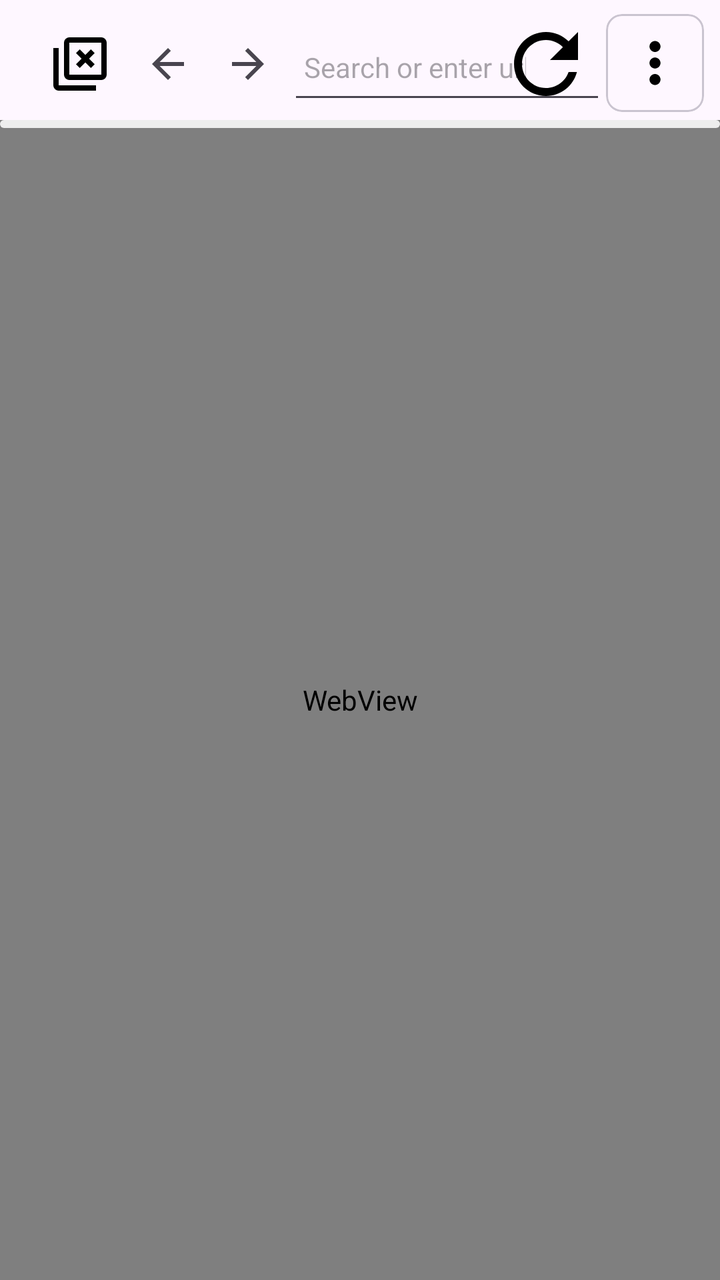
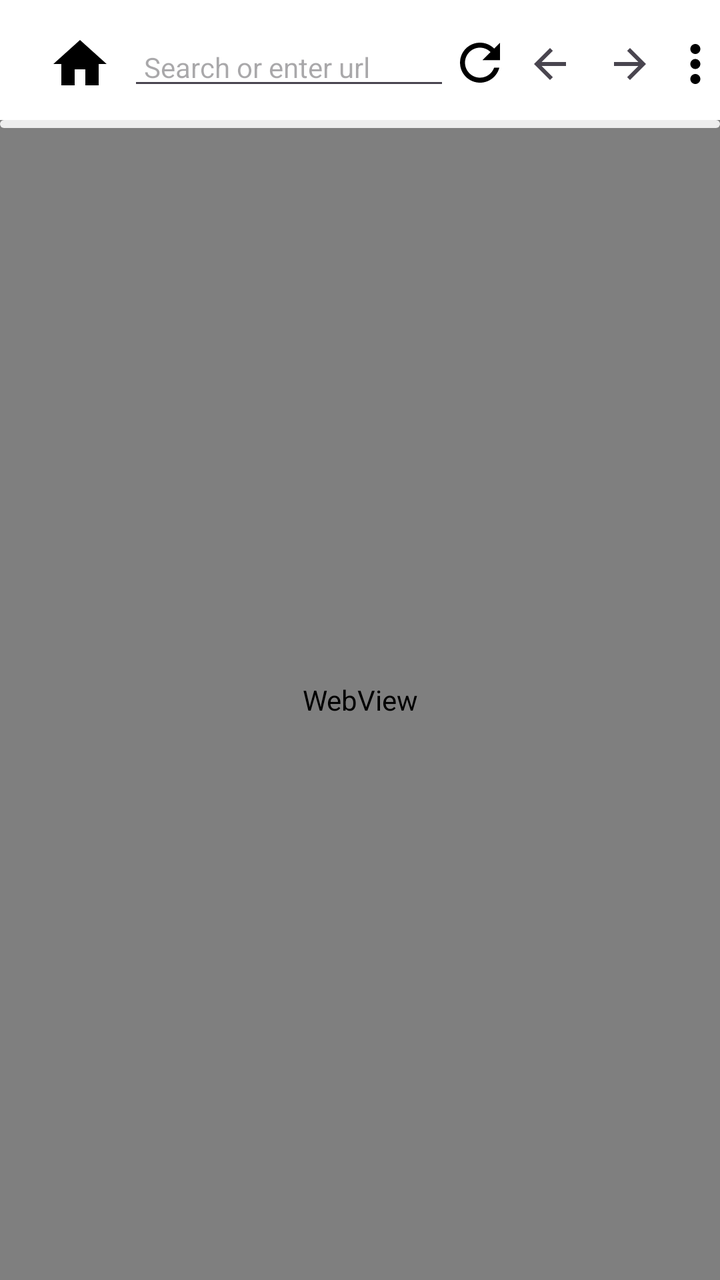

Compare the two renders of this Android layout. The source of the first and the diff that turns it into the second are given below.
<!-- AndroidManifest.xml: application theme Theme.Video_downloader_xxx -->
<!-- res/layout/fragment_web_tab.xml -->
<?xml version="1.0" encoding="utf-8"?>
<androidx.coordinatorlayout.widget.CoordinatorLayout xmlns:android="http://schemas.android.com/apk/res/android"
    xmlns:app="http://schemas.android.com/apk/res-auto"
    android:id="@+id/containerBrowser"
    android:layout_width="match_parent"
    android:layout_height="match_parent"
    android:clipChildren="false"
    android:orientation="vertical">

    <com.google.android.material.appbar.AppBarLayout
        android:id="@+id/appBarLayout"
        android:layout_width="match_parent"
        android:layout_height="wrap_content">

        <com.google.android.material.appbar.MaterialToolbar
            android:id="@+id/toolBar"
            android:layout_width="match_parent"
            android:layout_height="wrap_content"
            app:layout_scrollFlags="scroll|enterAlways|snap">

            <androidx.constraintlayout.widget.ConstraintLayout
                android:layout_width="match_parent"
                android:layout_height="match_parent">

                <LinearLayout
                    android:id="@+id/btnBlock"
                    android:layout_width="wrap_content"
                    android:layout_height="wrap_content"
                    android:gravity="center"
                    android:orientation="horizontal"
                    app:layout_constraintBottom_toBottomOf="parent"
                    app:layout_constraintStart_toStartOf="parent"
                    app:layout_constraintTop_toTopOf="parent">

                    <com.google.android.material.imageview.ShapeableImageView
                        android:id="@+id/ivCloseTab"
                        android:layout_width="48dp"
                        android:layout_height="48dp"
                        android:adjustViewBounds="true"
                        android:contentDescription="home"
                        android:padding="8dp"
                        android:scaleType="centerCrop"
                        app:srcCompat="@drawable/tab_close" />

                    <com.google.android.material.imageview.ShapeableImageView
                        android:id="@+id/ivGoBack"
                        android:layout_width="40dp"
                        android:layout_height="40dp"
                        android:adjustViewBounds="true"
                        android:contentDescription="home"
                        android:padding="8dp"
                        android:scaleType="centerCrop"
                        app:srcCompat="@drawable/arrow_back" />

                    <com.google.android.material.imageview.ShapeableImageView
                        android:id="@+id/ivGoForward"
                        android:layout_width="40dp"
                        android:layout_height="40dp"
                        android:adjustViewBounds="true"
                        android:contentDescription="home"
                        android:padding="8dp"
                        android:scaleType="centerCrop"
                        app:srcCompat="@drawable/arrow_forward" />
                </LinearLayout>

                <com.google.android.material.textfield.MaterialAutoCompleteTextView
                    android:id="@+id/edtSearch"
                    android:layout_width="0dp"
                    android:layout_height="50dp"
                    android:hint="Search or enter url"
                    android:paddingStart="8dp"
                    android:paddingEnd="40dp"
                    android:singleLine="true"
                    android:textSize="14sp"
                    app:layout_constraintEnd_toStartOf="@id/browserMenuContainer"
                    app:layout_constraintStart_toEndOf="@id/btnBlock"
                    app:layout_constraintTop_toTopOf="parent" />

                <com.google.android.material.imageview.ShapeableImageView
                    android:id="@+id/ivRefresh"
                    android:layout_width="48dp"
                    android:layout_height="48dp"
                    android:adjustViewBounds="true"
                    android:paddingEnd="12dp"
                    android:scaleType="centerCrop"
                    app:layout_constraintBottom_toBottomOf="parent"
                    app:layout_constraintEnd_toEndOf="@id/edtSearch"
                    app:layout_constraintTop_toTopOf="parent"
                    app:layout_constraintVertical_bias="0.466"
                    app:srcCompat="@drawable/ic_refresh" />

                <com.google.android.material.card.MaterialCardView
                    android:id="@+id/browserMenuContainer"
                    android:layout_width="wrap_content"
                    android:layout_height="wrap_content"
                    android:layout_marginEnd="8dp"
                    android:elevation="0dp"
                    app:cardCornerRadius="8dp"
                    app:layout_constraintBottom_toBottomOf="parent"
                    app:layout_constraintEnd_toEndOf="parent"
                    app:layout_constraintRight_toRightOf="parent"
                    app:layout_constraintTop_toTopOf="parent"
                    app:layout_constraintVertical_bias="0">

                    <androidx.appcompat.widget.AppCompatImageView
                        android:id="@+id/btnBrowserMenu"
                        android:layout_width="49dp"
                        android:layout_height="49dp"
                        android:contentDescription="menu"
                        android:padding="8dp"
                        app:srcCompat="@drawable/ic_more" />
                </com.google.android.material.card.MaterialCardView>
            </androidx.constraintlayout.widget.ConstraintLayout>
        </com.google.android.material.appbar.MaterialToolbar>
    </com.google.android.material.appbar.AppBarLayout>

    <FrameLayout
        android:layout_width="match_parent"
        android:layout_height="match_parent"
        android:layout_marginTop="60dp">

        <WebView
            android:id="@+id/webViewContainer"
            android:layout_width="match_parent"
            android:layout_height="match_parent"
            android:orientation="horizontal" />

        <ProgressBar
            android:id="@+id/progressBar"
            android:max="100"
            android:layout_gravity="top"
            android:indeterminate="false"
            style="@style/Widget.AppCompat.ProgressBar.Horizontal"
            android:progress="0"
            android:progressDrawable="@drawable/progress_bar_style"
            android:layout_width="match_parent"
            android:layout_height="4dp"/>

    </FrameLayout>

    <com.google.android.material.floatingactionbutton.FloatingActionButton
        android:id="@+id/fabDownload"
        android:layout_width="wrap_content"
        android:layout_height="wrap_content"
        android:layout_margin="16dp"
        android:contentDescription="Download Video"
        android:src="@drawable/ic_download"
        android:visibility="gone"
        app:layout_anchor="@id/webViewContainer"
        app:layout_anchorGravity="bottom|end" />
</androidx.coordinatorlayout.widget.CoordinatorLayout>
<!-- resources referenced by this layout -->
<resources>
  <!-- drawable arrow_back (drawable) -->
  <vector xmlns:android="http://schemas.android.com/apk/res/android"
      android:width="24dp"
      android:height="24dp"
      android:viewportWidth="960"
      android:viewportHeight="960"
      android:tint="?attr/colorControlNormal"
      android:autoMirrored="true">
      <path
          android:fillColor="@android:color/white"
          android:pathData="M313,520L537,744L480,800L160,480L480,160L537,216L313,440L800,440L800,520L313,520Z"/>
  </vector>
  <!-- drawable arrow_forward (drawable) -->
  <vector xmlns:android="http://schemas.android.com/apk/res/android"
      android:width="24dp"
      android:height="24dp"
      android:viewportWidth="960"
      android:viewportHeight="960"
      android:tint="?attr/colorControlNormal"
      android:autoMirrored="true">
      <path
          android:fillColor="@android:color/white"
          android:pathData="M647,520L160,520L160,440L647,440L423,216L480,160L800,480L480,800L423,744L647,520Z"/>
  </vector>
  <!-- drawable ic_more (drawable) -->
  <vector xmlns:android="http://schemas.android.com/apk/res/android"
      android:width="24dp"
      android:height="24dp"
      android:viewportWidth="24.0"
      android:viewportHeight="24.0">
      <path
          android:fillColor="@color/black"
          android:pathData="M12,8c1.1,0 2,-0.9 2,-2s-0.9,-2 -2,-2 -2,0.9 -2,2 0.9,2 2,2zM12,10c-1.1,0 -2,0.9 -2,2s0.9,2 2,2 2,-0.9 2,-2 -0.9,-2 -2,-2zM12,16c-1.1,0 -2,0.9 -2,2s0.9,2 2,2 2,-0.9 2,-2 -0.9,-2 -2,-2z"/>
  </vector>
  <!-- drawable ic_refresh (drawable) -->
  <vector xmlns:android="http://schemas.android.com/apk/res/android" android:height="24dp" android:tint="#000000" android:viewportHeight="24" android:viewportWidth="24" android:width="24dp">
        
      <path android:fillColor="@android:color/white" android:pathData="M17.65,6.35C16.2,4.9 14.21,4 12,4c-4.42,0 -7.99,3.58 -7.99,8s3.57,8 7.99,8c3.73,0 6.84,-2.55 7.73,-6h-2.08c-0.82,2.33 -3.04,4 -5.65,4 -3.31,0 -6,-2.69 -6,-6s2.69,-6 6,-6c1.66,0 3.14,0.69 4.22,1.78L13,11h7V4l-2.35,2.35z"/>
      
  </vector>
  <!-- drawable progress_bar_style (drawable) -->
  <layer-list xmlns:android="http://schemas.android.com/apk/res/android">
      <item android:id="@android:id/background">
          <shape>
              <corners android:radius="2dp"/>
              <solid android:color="#EEEEEE"/>
          </shape>
      </item>
  
      <item android:id="@android:id/progress">
          <clip>
              <shape>
                  <corners android:radius="2dp"/>
                  <solid android:color="#03A9F4"/> 
              </shape>
          </clip>
      </item>
  </layer-list>
  <!-- drawable tab_close (drawable) -->
  <vector xmlns:android="http://schemas.android.com/apk/res/android"
      android:width="24dp"
      android:height="24dp"
      android:viewportWidth="960"
      android:viewportHeight="960"
      android:tint="@color/black">
      <path
          android:fillColor="@android:color/white"
          android:pathData="M476,540L560,456L644,540L700,484L616,400L700,316L644,260L560,344L476,260L420,316L504,400L420,484L476,540ZM320,720Q287,720 263.5,696.5Q240,673 240,640L240,160Q240,127 263.5,103.5Q287,80 320,80L800,80Q833,80 856.5,103.5Q880,127 880,160L880,640Q880,673 856.5,696.5Q833,720 800,720L320,720ZM320,640L800,640Q800,640 800,640Q800,640 800,640L800,160Q800,160 800,160Q800,160 800,160L320,160Q320,160 320,160Q320,160 320,160L320,640Q320,640 320,640Q320,640 320,640ZM160,880Q127,880 103.5,856.5Q80,833 80,800L80,240L160,240L160,800Q160,800 160,800Q160,800 160,800L720,800L720,880L160,880ZM320,160L320,160Q320,160 320,160Q320,160 320,160L320,640Q320,640 320,640Q320,640 320,640L320,640Q320,640 320,640Q320,640 320,640L320,160Q320,160 320,160Q320,160 320,160Z"/>
  </vector>
  <style name="Theme.Video_downloader_xxx" parent="Base.Theme.Video_downloader_xxx" />
  <color name="black">#FF000000</color>
  <style name="Base.Theme.Video_downloader_xxx" parent="Theme.Material3.DayNight.NoActionBar">
          
          
      </style>
  <!-- unchanged entries left out for length: 1 -->
</resources>

<!-- the commit's change to res/layout/fragment_web_tab.xml (unified diff, before → after) -->
@@ -10,7 +10,9 @@
     <com.google.android.material.appbar.AppBarLayout
         android:id="@+id/appBarLayout"
         android:layout_width="match_parent"
-        android:layout_height="wrap_content">
+        android:layout_height="wrap_content"
+        android:elevation="4dp"
+        android:background="@color/white">
 
         <com.google.android.material.appbar.MaterialToolbar
             android:id="@+id/toolBar"
@@ -22,94 +24,81 @@
                 android:layout_width="match_parent"
                 android:layout_height="match_parent">
 
-                <LinearLayout
-                    android:id="@+id/btnBlock"
-                    android:layout_width="wrap_content"
-                    android:layout_height="wrap_content"
-                    android:gravity="center"
-                    android:orientation="horizontal"
+                <com.google.android.material.imageview.ShapeableImageView
+                    android:id="@+id/ivCloseTab"
+                    android:layout_width="48dp"
+                    android:layout_height="48dp"
+                    android:adjustViewBounds="true"
+                    android:contentDescription="home"
+                    android:padding="8dp"
+                    android:scaleType="centerCrop"
                     app:layout_constraintBottom_toBottomOf="parent"
                     app:layout_constraintStart_toStartOf="parent"
-                    app:layout_constraintTop_toTopOf="parent">
-
-                    <com.google.android.material.imageview.ShapeableImageView
-                        android:id="@+id/ivCloseTab"
-                        android:layout_width="48dp"
-                        android:layout_height="48dp"
-                        android:adjustViewBounds="true"
-                        android:contentDescription="home"
-                        android:padding="8dp"
-                        android:scaleType="centerCrop"
-                        app:srcCompat="@drawable/tab_close" />
-
-                    <com.google.android.material.imageview.ShapeableImageView
-                        android:id="@+id/ivGoBack"
-                        android:layout_width="40dp"
-                        android:layout_height="40dp"
-                        android:adjustViewBounds="true"
-                        android:contentDescription="home"
-                        android:padding="8dp"
-                        android:scaleType="centerCrop"
-                        app:srcCompat="@drawable/arrow_back" />
-
-                    <com.google.android.material.imageview.ShapeableImageView
-                        android:id="@+id/ivGoForward"
-                        android:layout_width="40dp"
-                        android:layout_height="40dp"
-                        android:adjustViewBounds="true"
-                        android:contentDescription="home"
-                        android:padding="8dp"
-                        android:scaleType="centerCrop"
-                        app:srcCompat="@drawable/arrow_forward" />
-                </LinearLayout>
+                    app:layout_constraintTop_toTopOf="parent"
+                    app:srcCompat="@drawable/ic_home" />
 
                 <com.google.android.material.textfield.MaterialAutoCompleteTextView
                     android:id="@+id/edtSearch"
                     android:layout_width="0dp"
-                    android:layout_height="50dp"
+                    android:layout_height="wrap_content"
                     android:hint="Search or enter url"
                     android:paddingStart="8dp"
                     android:paddingEnd="40dp"
                     android:singleLine="true"
                     android:textSize="14sp"
-                    app:layout_constraintEnd_toStartOf="@id/browserMenuContainer"
-                    app:layout_constraintStart_toEndOf="@id/btnBlock"
-                    app:layout_constraintTop_toTopOf="parent" />
+                    app:layout_constraintBottom_toBottomOf="@id/ivCloseTab"
+                    app:layout_constraintStart_toEndOf="@id/ivCloseTab"
+                    app:layout_constraintTop_toTopOf="@id/ivCloseTab" />
 
                 <com.google.android.material.imageview.ShapeableImageView
                     android:id="@+id/ivRefresh"
-                    android:layout_width="48dp"
-                    android:layout_height="48dp"
+                    android:layout_width="30dp"
+                    android:layout_height="30dp"
                     android:adjustViewBounds="true"
-                    android:paddingEnd="12dp"
                     android:scaleType="centerCrop"
-                    app:layout_constraintBottom_toBottomOf="parent"
-                    app:layout_constraintEnd_toEndOf="@id/edtSearch"
-                    app:layout_constraintTop_toTopOf="parent"
+                    app:layout_constraintBottom_toBottomOf="@id/ivCloseTab"
+                    app:layout_constraintStart_toEndOf="@id/edtSearch"
+                    app:layout_constraintTop_toTopOf="@id/ivCloseTab"
                     app:layout_constraintVertical_bias="0.466"
                     app:srcCompat="@drawable/ic_refresh" />
 
-                <com.google.android.material.card.MaterialCardView
-                    android:id="@+id/browserMenuContainer"
-                    android:layout_width="wrap_content"
-                    android:layout_height="wrap_content"
-                    android:layout_marginEnd="8dp"
-                    android:elevation="0dp"
-                    app:cardCornerRadius="8dp"
-                    app:layout_constraintBottom_toBottomOf="parent"
+                <com.google.android.material.imageview.ShapeableImageView
+                    android:id="@+id/ivGoBack"
+                    android:layout_width="40dp"
+                    android:layout_height="40dp"
+                    android:adjustViewBounds="true"
+                    android:contentDescription="home"
+                    android:padding="8dp"
+                    android:scaleType="centerCrop"
+                    app:layout_constraintBottom_toBottomOf="@id/ivCloseTab"
+                    app:layout_constraintStart_toEndOf="@id/ivRefresh"
+                    app:layout_constraintTop_toTopOf="@id/ivCloseTab"
+                    app:srcCompat="@drawable/arrow_back" />
+
+                <com.google.android.material.imageview.ShapeableImageView
+                    android:id="@+id/ivGoForward"
+                    android:layout_width="40dp"
+                    android:layout_height="40dp"
+                    android:adjustViewBounds="true"
+                    android:contentDescription="home"
+                    android:padding="8dp"
+                    android:scaleType="centerCrop"
+                    app:layout_constraintBottom_toBottomOf="@id/ivCloseTab"
+                    app:layout_constraintStart_toEndOf="@id/ivGoBack"
+                    app:layout_constraintTop_toTopOf="@id/ivCloseTab"
+                    app:srcCompat="@drawable/arrow_forward" />
+
+                <androidx.appcompat.widget.AppCompatImageView
+                    android:id="@+id/btnBrowserMenu"
+                    android:layout_width="30dp"
+                    android:layout_height="30dp"
+                    android:contentDescription="menu"
+                    app:layout_constraintBottom_toBottomOf="@id/ivCloseTab"
                     app:layout_constraintEnd_toEndOf="parent"
-                    app:layout_constraintRight_toRightOf="parent"
-                    app:layout_constraintTop_toTopOf="parent"
-                    app:layout_constraintVertical_bias="0">
+                    app:layout_constraintStart_toEndOf="@id/ivGoForward"
+                    app:layout_constraintTop_toTopOf="@id/ivCloseTab"
+                    app:srcCompat="@drawable/ic_more" />
 
-                    <androidx.appcompat.widget.AppCompatImageView
-                        android:id="@+id/btnBrowserMenu"
-                        android:layout_width="49dp"
-                        android:layout_height="49dp"
-                        android:contentDescription="menu"
-                        android:padding="8dp"
-                        app:srcCompat="@drawable/ic_more" />
-                </com.google.android.material.card.MaterialCardView>
             </androidx.constraintlayout.widget.ConstraintLayout>
         </com.google.android.material.appbar.MaterialToolbar>
     </com.google.android.material.appbar.AppBarLayout>
@@ -119,6 +108,11 @@
         android:layout_height="match_parent"
         android:layout_marginTop="60dp">
 
+        <View
+            android:layout_width="match_parent"
+            android:layout_height="5dp"
+            android:background="@color/gray"/>
+
         <WebView
             android:id="@+id/webViewContainer"
             android:layout_width="match_parent"
@@ -127,14 +121,14 @@
 
         <ProgressBar
             android:id="@+id/progressBar"
-            android:max="100"
+            style="@style/Widget.AppCompat.ProgressBar.Horizontal"
+            android:layout_width="match_parent"
+            android:layout_height="4dp"
             android:layout_gravity="top"
             android:indeterminate="false"
-            style="@style/Widget.AppCompat.ProgressBar.Horizontal"
+            android:max="100"
             android:progress="0"
-            android:progressDrawable="@drawable/progress_bar_style"
-            android:layout_width="match_parent"
-            android:layout_height="4dp"/>
+            android:progressDrawable="@drawable/progress_bar_style" />
 
     </FrameLayout>
 
<!-- resource entries referenced after the edit -->
@@ -1,5 +1,7 @@
 <!-- resources referenced by this layout -->
 <resources>
+  <color name="gray">#B9BDBDBD</color>
+  <color name="white">#FFFFFFFF</color>
   <!-- drawable arrow_back (drawable) -->
   <vector xmlns:android="http://schemas.android.com/apk/res/android"
       android:width="24dp"
@@ -23,6 +25,12 @@
       <path
           android:fillColor="@android:color/white"
           android:pathData="M647,520L160,520L160,440L647,440L423,216L480,160L800,480L480,800L423,744L647,520Z"/>
+  </vector>
+  <!-- drawable ic_home (drawable) -->
+  <vector xmlns:android="http://schemas.android.com/apk/res/android" android:height="24dp" android:tint="#000000" android:viewportHeight="24" android:viewportWidth="24" android:width="24dp">
+        
+      <path android:fillColor="@android:color/white" android:pathData="M10,20v-6h4v6h5v-8h3L12,3 2,12h3v8z"/>
+      
   </vector>
   <!-- drawable ic_more (drawable) -->
   <vector xmlns:android="http://schemas.android.com/apk/res/android"
@@ -58,17 +66,6 @@
           </clip>
       </item>
   </layer-list>
-  <!-- drawable tab_close (drawable) -->
-  <vector xmlns:android="http://schemas.android.com/apk/res/android"
-      android:width="24dp"
-      android:height="24dp"
-      android:viewportWidth="960"
-      android:viewportHeight="960"
-      android:tint="@color/black">
-      <path
-          android:fillColor="@android:color/white"
-          android:pathData="M476,540L560,456L644,540L700,484L616,400L700,316L644,260L560,344L476,260L420,316L504,400L420,484L476,540ZM320,720Q287,720 263.5,696.5Q240,673 240,640L240,160Q240,127 263.5,103.5Q287,80 320,80L800,80Q833,80 856.5,103.5Q880,127 880,160L880,640Q880,673 856.5,696.5Q833,720 800,720L320,720ZM320,640L800,640Q800,640 800,640Q800,640 800,640L800,160Q800,160 800,160Q800,160 800,160L320,160Q320,160 320,160Q320,160 320,160L320,640Q320,640 320,640Q320,640 320,640ZM160,880Q127,880 103.5,856.5Q80,833 80,800L80,240L160,240L160,800Q160,800 160,800Q160,800 160,800L720,800L720,880L160,880ZM320,160L320,160Q320,160 320,160Q320,160 320,160L320,640Q320,640 320,640Q320,640 320,640L320,640Q320,640 320,640Q320,640 320,640L320,160Q320,160 320,160Q320,160 320,160Z"/>
-  </vector>
   <style name="Theme.Video_downloader_xxx" parent="Base.Theme.Video_downloader_xxx" />
   <color name="black">#FF000000</color>
   <style name="Base.Theme.Video_downloader_xxx" parent="Theme.Material3.DayNight.NoActionBar">
